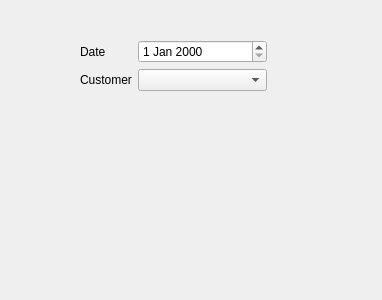
The window that JobDialog.ui (supermaximo93/Computing_Project) describes before a commit, drawn with Qt 5.
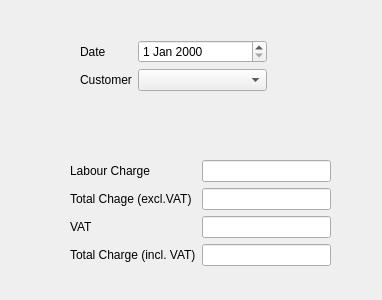
The same window after the commit.

Commit message: Customer names load into combo box on Job dialog

What changed in the file:
```diff
--- a/JobDialog.ui
+++ b/JobDialog.ui
@@ -19,7 +19,7 @@
      <x>80</x>
      <y>40</y>
      <width>187</width>
-     <height>191</height>
+     <height>71</height>
     </rect>
    </property>
    <layout class="QFormLayout" name="formLayout">
@@ -45,6 +45,58 @@
     </item>
    </layout>
   </widget>
+  <widget class="QWidget" name="formLayoutWidget_2">
+   <property name="geometry">
+    <rect>
+     <x>70</x>
+     <y>160</y>
+     <width>261</width>
+     <height>128</height>
+    </rect>
+   </property>
+   <layout class="QFormLayout" name="formLayout_2">
+    <item row="0" column="0">
+     <widget class="QLabel" name="label_labourCharge">
+      <property name="text">
+       <string>Labour Charge</string>
+      </property>
+     </widget>
+    </item>
+    <item row="1" column="0">
+     <widget class="QLabel" name="label_totalChargeExclVat">
+      <property name="text">
+       <string>Total Chage (excl.VAT)</string>
+      </property>
+     </widget>
+    </item>
+    <item row="2" column="0">
+     <widget class="QLabel" name="label_vat">
+      <property name="text">
+       <string>VAT</string>
+      </property>
+     </widget>
+    </item>
+    <item row="3" column="0">
+     <widget class="QLabel" name="label_totalChargeInclVat">
+      <property name="text">
+       <string>Total Charge (incl. VAT)</string>
+      </property>
+     </widget>
+    </item>
+    <item row="0" column="1">
+     <widget class="QLineEdit" name="lineEdit_labourCharge"/>
+    </item>
+    <item row="1" column="1">
+     <widget class="QLineEdit" name="lineEdit_totalChargeExclVat"/>
+    </item>
+    <item row="2" column="1">
+     <widget class="QLineEdit" name="lineEdit_vat"/>
+    </item>
+    <item row="3" column="1">
+     <widget class="QLineEdit" name="lineEdit_totalChargeInclVat"/>
+    </item>
+   </layout>
+  </widget>
  </widget>
  <resources/>
  <connections/>
```
The commit also changes 5 other files.
